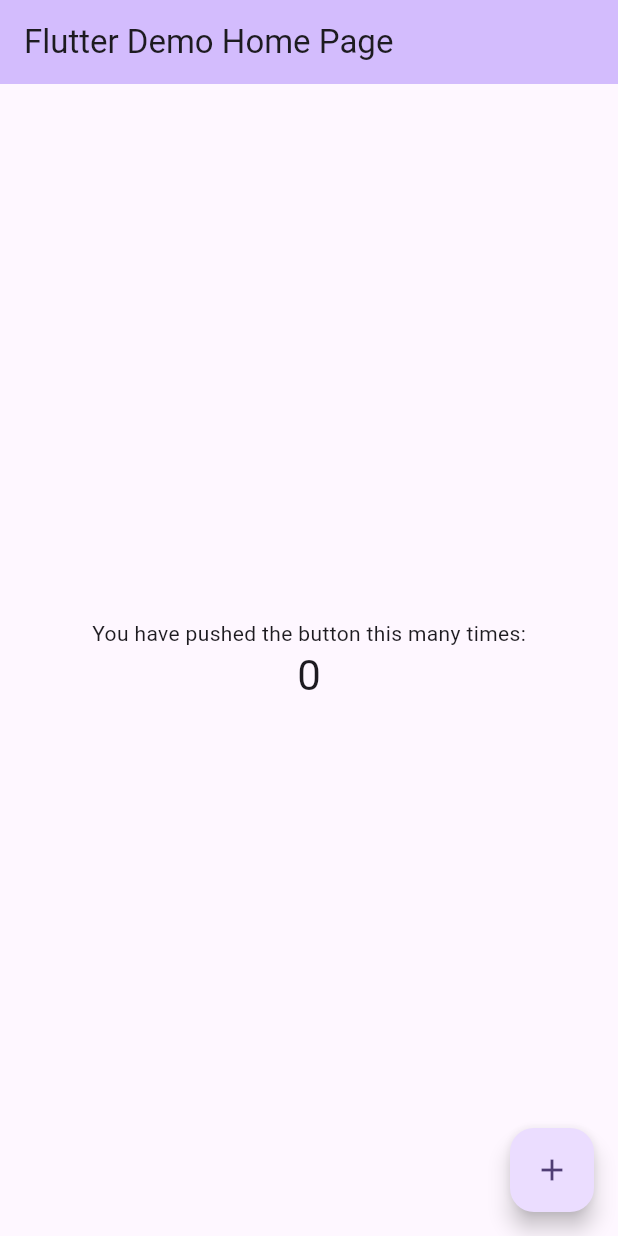
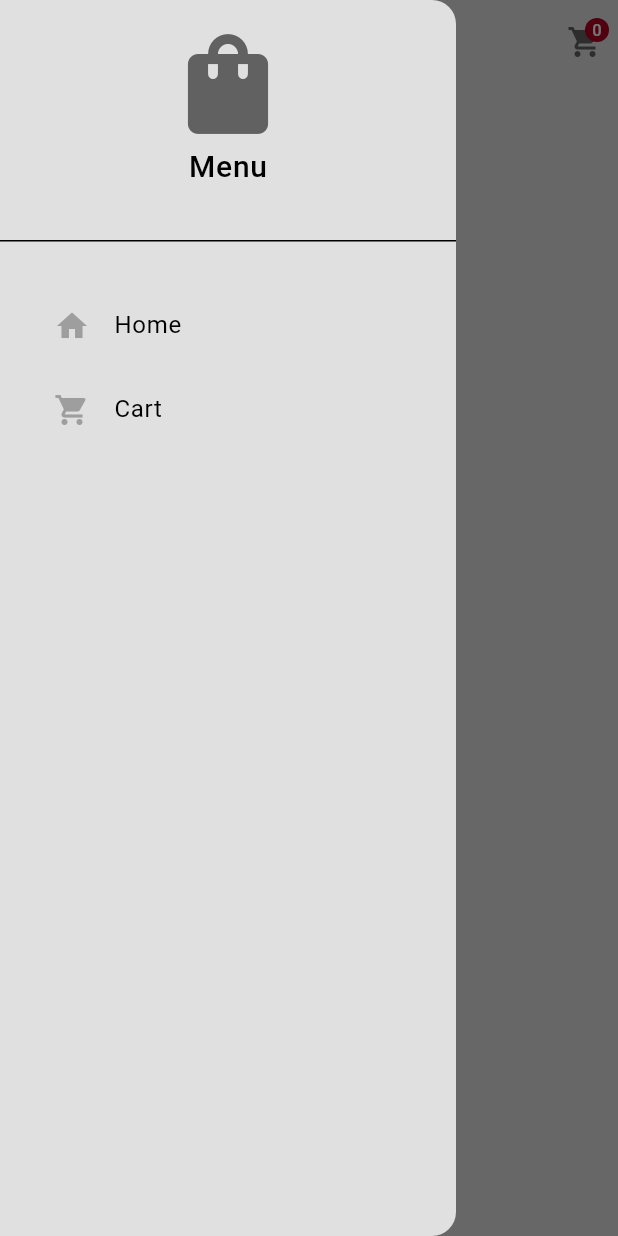
Before and after one commit to Dev-Yadnesh8/e-commerce_app, a Flutter app: the screen it shows after launch, with the side drawer open (before the commit the screen has no drawer), on a phone screen of 412 x 824 dp. Run offline on Flutter 3.47's test engine with Material 3 defaults, Android fonts, the phone set to English and light mode, and no system bars; network calls fail.

```diff
--- /dev/null
+++ b/lib/components/my_drawer.dart
@@ -0,0 +1,36 @@
+import 'package:e_commerce_app/components/my_list_tile.dart';
+import 'package:flutter/material.dart';
+
+class MyDrawer extends StatelessWidget {
+  const MyDrawer({super.key});
+
+  @override
+  Widget build(BuildContext context) {
+    return Drawer(
+      backgroundColor: Theme.of(context).colorScheme.background,
+      child: Column(
+        children: [
+          // header with logo
+          DrawerHeader(
+              child: Center(
+                  child: Column(
+                    children: [
+                      Icon(Icons.shopping_bag,size: 80,color: Theme.of(context).colorScheme.inversePrimary,),
+                      const Text("Menu",style: TextStyle(fontWeight: FontWeight.w500,fontSize: 20),),
+                    ],
+                  ))),
+          const SizedBox(height: 20,),
+          // list
+          MyListTile(icon: Icons.home, title: "Home", onTap: ()=>Navigator.pop(context)),
+          MyListTile(
+              icon: Icons.shopping_cart,
+              title: "Cart",
+              onTap: (){
+                Navigator.pop(context);
+                Navigator.pushNamed(context,'/cartScreen');
+              }),
+        ],
+      ),
+    );
+  }
+}
--- /dev/null
+++ b/lib/components/my_list_tile.dart
@@ -0,0 +1,22 @@
+import 'package:flutter/material.dart';
+
+class MyListTile extends StatelessWidget {
+  final String title;
+  final IconData icon;
+  final void Function()? onTap;
+
+  const MyListTile({super.key,required this.icon,required this.title,required this.onTap});
+
+  @override
+  Widget build(BuildContext context) {
+    return  Padding(
+      padding: const EdgeInsets.only(left: 20.0),
+      child: ListTile(
+        leading:Icon(icon,color: Colors.grey,),
+        title: Text(title),
+        onTap:onTap,
+
+      ),
+    );
+  }
+}
--- /dev/null
+++ b/lib/data/models/product_model.dart
@@ -0,0 +1,40 @@
+class ProductModel {
+  String? name;
+  int? price;
+  String? image;
+  String? about;
+  double? rating;
+  int? reviews;
+  String? id;
+
+  ProductModel(
+      {this.name,
+        this.price,
+        this.image,
+        this.about,
+        this.rating,
+        this.reviews,
+        this.id});
+
+  ProductModel.fromJson(Map<String, dynamic> json) {
+    name = json['name'];
+    price = json['price'];
+    image = json['image'];
+    about = json['about'];
+    rating = json['rating'];
+    reviews = json['reviews'];
+    id = json['id'];
+  }
+
+  Map<String, dynamic> toJson() {
+    final Map<String, dynamic> data = <String, dynamic>{};
+    data['name'] = name;
+    data['price'] = price;
+    data['image'] = image;
+    data['about'] = about;
+    data['rating'] = rating;
+    data['reviews'] = reviews;
+    data['id'] = id;
+    return data;
+  }
+}
--- a/lib/main.dart
+++ b/lib/main.dart
@@ -1,7 +1,13 @@
+import 'package:e_commerce_app/provider/product_data_provider.dart';
+import 'package:e_commerce_app/screens/cart_screen.dart';
+import 'package:e_commerce_app/screens/details_screen.dart';
+import 'package:e_commerce_app/screens/home_screen.dart';
+import 'package:e_commerce_app/theme/light_theme.dart';
 import 'package:flutter/material.dart';
+import 'package:provider/provider.dart';
 
 void main() {
-  runApp(const MyApp());
+  runApp(const MyApp(),);
 }
 
 class MyApp extends StatelessWidget {
@@ -10,93 +16,14 @@ class MyApp extends StatelessWidget {
   // This widget is the root of your application.
   @override
   Widget build(BuildContext context) {
-    return MaterialApp(
-      title: 'Flutter Demo',
-      theme: ThemeData(
-        colorScheme: ColorScheme.fromSeed(seedColor: Colors.deepPurple),
-        useMaterial3: true,
-      ),
-      home: const MyHomePage(title: 'Flutter Demo Home Page'),
-    );
+    return ChangeNotifierProvider(create: (context) => ProductProvider(),child: MaterialApp(
+      theme: lightMode,
+      home: HomeScreen(),
+      routes: {
+        '/homeScreen' : (context) => const HomeScreen(),
+        '/cartScreen' : (context) => const CartScreen(),
+      },
+    ));
+
   }
 }
-
-class MyHomePage extends StatefulWidget {
-  const MyHomePage({super.key, required this.title});
-
-
-  final String title;
-
-  @override
-  State<MyHomePage> createState() => _MyHomePageState();
-}
-
-class _MyHomePageState extends State<MyHomePage> {
-  int _counter = 0;
-
-  void _incrementCounter() {
-    setState(() {
-      // This call to setState tells the Flutter framework that something has
-      // changed in this State, which causes it to rerun the build method below
-      // so that the display can reflect the updated values. If we changed
-      // _counter without calling setState(), then the build method would not be
-      // called again, and so nothing would appear to happen.
-      _counter++;
-    });
-  }
-
-  @override
-  Widget build(BuildContext context) {
-    // This method is rerun every time setState is called, for instance as done
-    // by the _incrementCounter method above.
-    //
-    // The Flutter framework has been optimized to make rerunning build methods
-    // fast, so that you can just rebuild anything that needs updating rather
-    // than having to individually change instances of widgets.
-    return Scaffold(
-      appBar: AppBar(
-        // TRY THIS: Try changing the color here to a specific color (to
-        // Colors.amber, perhaps?) and trigger a hot reload to see the AppBar
-        // change color while the other colors stay the same.
-        backgroundColor: Theme.of(context).colorScheme.inversePrimary,
-        // Here we take the value from the MyHomePage object that was created by
-        // the App.build method, and use it to set our appbar title.
-        title: Text(widget.title),
-      ),
-      body: Center(
-        // Center is a layout widget. It takes a single child and positions it
-        // in the middle of the parent.
-        child: Column(
-          // Column is also a layout widget. It takes a list of children and
-          // arranges them vertically. By default, it sizes itself to fit its
-          // children horizontally, and tries to be as tall as its parent.
-          //
-          // Column has various properties to control how it sizes itself and
-          // how it positions its children. Here we use mainAxisAlignment to
-          // center the children vertically; the main axis here is the vertical
-          // axis because Columns are vertical (the cross axis would be
-          // horizontal).
-          //
-          // TRY THIS: Invoke "debug painting" (choose the "Toggle Debug Paint"
-          // action in the IDE, or press "p" in the console), to see the
-          // wireframe for each widget.
-          mainAxisAlignment: MainAxisAlignment.center,
-          children: <Widget>[
-            const Text(
-              'You have pushed the button this many times:',
-            ),
-            Text(
-              '$_counter',
-              style: Theme.of(context).textTheme.headlineMedium,
-            ),
-          ],
-        ),
-      ),
-      floatingActionButton: FloatingActionButton(
-        onPressed: _incrementCounter,
-        tooltip: 'Increment',
-        child: const Icon(Icons.add),
-      ), // This trailing comma makes auto-formatting nicer for build methods.
-    );
-  }
-}
--- /dev/null
+++ b/lib/provider/product_data_provider.dart
@@ -0,0 +1,73 @@
+import 'dart:convert';
+
+import 'package:flutter/cupertino.dart';
+import '../data/models/product_model.dart';
+import 'package:http/http.dart' as http;
+
+
+class ProductProvider extends ChangeNotifier {
+  List<ProductModel> _products = [];
+  bool _isLoading = true;
+  bool get isLoading => _isLoading;
+
+  int _count = 0;
+
+  static const String productUrl = "https://664323fd3c01a059ea21a799.mockapi.io/cricket";
+
+  // get products from API
+  Future<void> getProduct() async {
+    try {
+      var res = await http.get(Uri.parse(productUrl));
+      if(res.statusCode == 200){
+       // print("res--${res.body}");
+        List<dynamic> jsonList = jsonDecode(res.body);
+        _products = jsonList.map((json) => ProductModel.fromJson(json)).toList();
+        _isLoading = false;
+        print("List--$_products");
+        notifyListeners();
+      }else{
+        _isLoading = false;
+        notifyListeners();
+        throw Exception("Error while fetching products");
+      }
+    } catch (error) {
+      _isLoading = false; // Ensure loading is set to false on error
+      notifyListeners();
+      rethrow;
+    }
+  }
+
+  // user cart
+  List<ProductModel> _cart = [];
+
+  // get products
+  List<ProductModel> get products => _products;
+
+  // get cart
+  List<ProductModel> get cart => _cart;
+
+  // get count
+  int get count => _count;
+
+  void incrementCount() {
+    _count++;
+    notifyListeners();
+  }
+
+  void decrementCount() {
+    _count--;
+    notifyListeners();
+  }
+
+  // add item to cart
+  void addItem(ProductModel item) {
+    cart.add(item);
+    notifyListeners();
+  }
+
+  // remove item from cart
+  void removeItem(ProductModel item) {
+    cart.remove(item);
+    notifyListeners();
+  }
+}
--- /dev/null
+++ b/lib/screens/home_screen.dart
@@ -0,0 +1,105 @@
+import 'package:e_commerce_app/components/my_drawer.dart';
+import 'package:e_commerce_app/components/my_product_tile.dart';
+import 'package:e_commerce_app/provider/product_data_provider.dart';
+import 'package:e_commerce_app/screens/details_screen.dart';
+import 'package:flutter/cupertino.dart';
+import 'package:flutter/material.dart';
+import 'package:provider/provider.dart';
+
+import '../data/models/product_model.dart';
+
+class HomeScreen extends StatefulWidget {
+  const HomeScreen({Key? key}) : super(key: key);
+
+  @override
+  State<HomeScreen> createState() => _HomeScreenState();
+}
+
+class _HomeScreenState extends State<HomeScreen> {
+ // ProductProvider productProvider = ProductProvider();
+
+  @override
+  void initState() {
+    // TODO: implement initState
+   // productProvider.getProduct();
+    super.initState();
+  }
+
+  @override
+  Widget build(BuildContext context) {
+    print("Build");
+    final provider = Provider.of<ProductProvider>(context,listen: false);
+    provider.getProduct();
+    return Scaffold(
+      backgroundColor: Theme.of(context).colorScheme.background,
+      appBar: AppBar(
+        actions: [
+          Padding(
+            padding: const EdgeInsets.only(right: 10.0),
+            child: GestureDetector(
+              onTap: () => Navigator.pushNamed(context, '/cartScreen'),
+              child: Consumer<ProductProvider>(
+                builder: (context, provider, _) => Badge(
+                  label: Text("${provider.cart.length}"),
+                  child: const Icon(Icons.shopping_cart),
+                ),
+              ),
+            ),
+          ),
+        ],
+        backgroundColor: Colors.transparent,
+        elevation: 0,
+        foregroundColor: Theme.of(context).colorScheme.inversePrimary,
+        title: const Text(
+          "Bat Shope",
+          style: TextStyle(fontWeight: FontWeight.bold, fontSize: 26),
+        ),
+      ),
+      drawer: const MyDrawer(),
+      body: Consumer<ProductProvider>(
+        builder: (context, provider, _) {
+          if (provider.isLoading) {
+            return  Center(child: CircularProgressIndicator(color: Theme.of(context).colorScheme.inversePrimary,));
+          } else {
+            return ListView(
+              children: [
+                const SizedBox(height: 20),
+                Center(
+                  child: Text(
+                    "Popular premium products",
+                    style: TextStyle(
+                      color: Theme.of(context).colorScheme.inversePrimary,
+                    ),
+                  ),
+                ),
+                SizedBox(
+                  height: MediaQuery.of(context).size.height * 0.6,
+                  child: ListView.builder(
+                    scrollDirection: Axis.horizontal,
+                    itemCount: provider.products.length,
+                    itemBuilder: (context, index) {
+                      ProductModel productModel = provider.products[index];
+                      return ProductTile(
+                        productModel: productModel,
+                        onTap: () {
+                          Navigator.push(
+                            context,
+                            MaterialPageRoute(
+                              builder: (context) => DetailsScreen(
+                                productModel: productModel,
+                              ),
+                            ),
+                          );
+                        },
+                      );
+                    },
+                  ),
+                ),
+              ],
+            );
+          }
+        },
+      ),
+    );
+  }
+}
--- /dev/null
+++ b/lib/theme/light_theme.dart
@@ -0,0 +1,10 @@
+import 'package:flutter/material.dart';
+
+ThemeData lightMode = ThemeData(
+  colorScheme: ColorScheme.light(
+    background: Colors.grey.shade300,
+    primary: Colors.grey.shade200,
+    secondary: Colors.white,
+    inversePrimary: Colors.grey.shade700
+  ),
+);
--- a/pubspec.yaml
+++ b/pubspec.yaml
@@ -35,6 +35,8 @@ dependencies:
   # The following adds the Cupertino Icons font to your application.
   # Use with the CupertinoIcons class for iOS style icons.
   cupertino_icons: ^1.0.6
+  provider: ^6.1.2
+  http: ^1.2.1
 
 dev_dependencies:
   flutter_test:
```
Also changed, not shown: lib/components/my_product_tile.dart (added, +127 -0 lines), lib/screens/cart_screen.dart (added, +53 -0 lines), lib/screens/details_screen.dart (added, +149 -0 lines), pubspec.lock.
